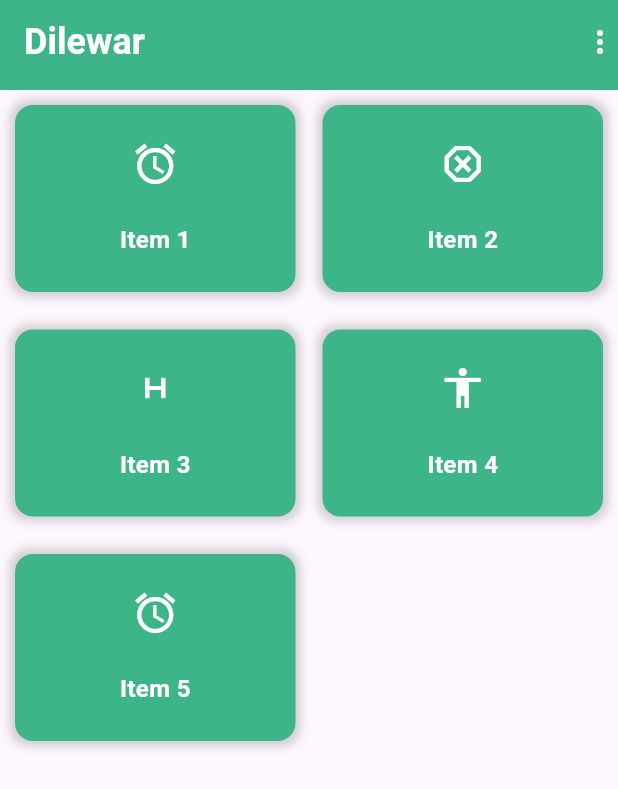
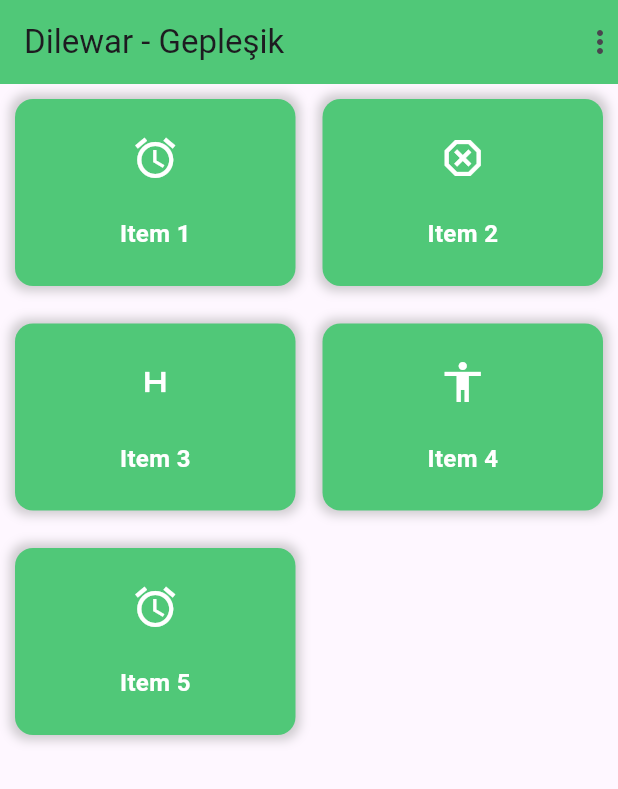
Before and after one commit to orazgulcayew/dilewar-gepleshik, a Flutter app: the screen it shows after launch, on a phone screen of 412 x 824 dp. Shown: the top 789 px of the screen. Run offline on Flutter 3.47's test engine with Material 2 defaults, Android fonts, the phone set to English and light mode, and no system bars.

Commit message:
ui updates

```diff
--- a/lib/config/app_strings.dart
+++ b/lib/config/app_strings.dart
@@ -1,3 +1,3 @@
 class AppStrings {
-  static const appName = 'Dilewar';
+  static const appName = "Dilewar - Gepleşik";
 }
--- a/lib/main.dart
+++ b/lib/main.dart
@@ -1,5 +1,4 @@
-import 'package:dilewar/screen/homeView.dart';
-import 'package:dilewar/styles/app_colors.dart';
+import 'package:dilewar/screen/home_view.dart';
 import 'package:flutter/material.dart';
 
 void main() {
@@ -18,6 +17,6 @@ class MyApp extends StatelessWidget {
           colorScheme: ColorScheme.fromSeed(seedColor: Colors.deepPurple),
           useMaterial3: true,
         ),
-        home: HomeView());
+        home: const HomeView());
   }
 }
--- a/lib/screen/homeView.dart
+++ b/lib/screen/home_view.dart
@@ -1,5 +1,5 @@
-import 'package:dilewar/components/Card.dart';
-import 'package:dilewar/components/toolbar.dart';
+import 'package:dilewar/styles/app_colors.dart';
+import 'package:dilewar/widgets/card.dart';
 import 'package:dilewar/config/app_Strings.dart';
 import 'package:dilewar/data.dart';
 import 'package:flutter/material.dart';
@@ -10,9 +10,10 @@ class HomeView extends StatelessWidget {
   @override
   Widget build(BuildContext context) {
     return Scaffold(
-        appBar: Toolbar(
-          title: AppStrings.appName,
-          actions: [Icon(Icons.more_vert_rounded)],
+        appBar: AppBar(
+          title: const Text(AppStrings.appName),
+          actions: const [Icon(Icons.more_vert_rounded)],
+          backgroundColor: AppColors.primary,
         ),
         body: Padding(
           padding: const EdgeInsets.all(10),
--- a/lib/styles/app_colors.dart
+++ b/lib/styles/app_colors.dart
@@ -1,7 +1,7 @@
 import 'package:flutter/material.dart';
 
 class AppColors {
-  static const primary = Color(0xff3EB489);
+  static const primary = Color(0xff50c878);
   // static const font = Color(0xffD8D8D8);
   // static const font2 = Color(0xff373737);
   // static const disableFont = Color(0xffA7A7A7);
--- a/lib/components/Card.dart
+++ b/lib/widgets/card.dart
@@ -17,10 +17,10 @@ class CardView extends StatelessWidget {
               color: Colors.grey.withOpacity(0.5), // Shadow color
               spreadRadius: 3, // How far the shadow spreads
               blurRadius: 5, // How blurry the shadow is
-              offset: Offset(0, 0), // Offset of the shadow
+              offset: const Offset(0, 0), // Offset of the shadow
             ),
           ],
-          borderRadius: BorderRadius.all(Radius.circular(12))),
+          borderRadius: const BorderRadius.all(Radius.circular(12))),
       child: Column(
         mainAxisAlignment: MainAxisAlignment.spaceEvenly,
         children: [
```
Also changed, not shown: lib/widgets/toolbar.dart (renamed from lib/components/toolbar.dart).
